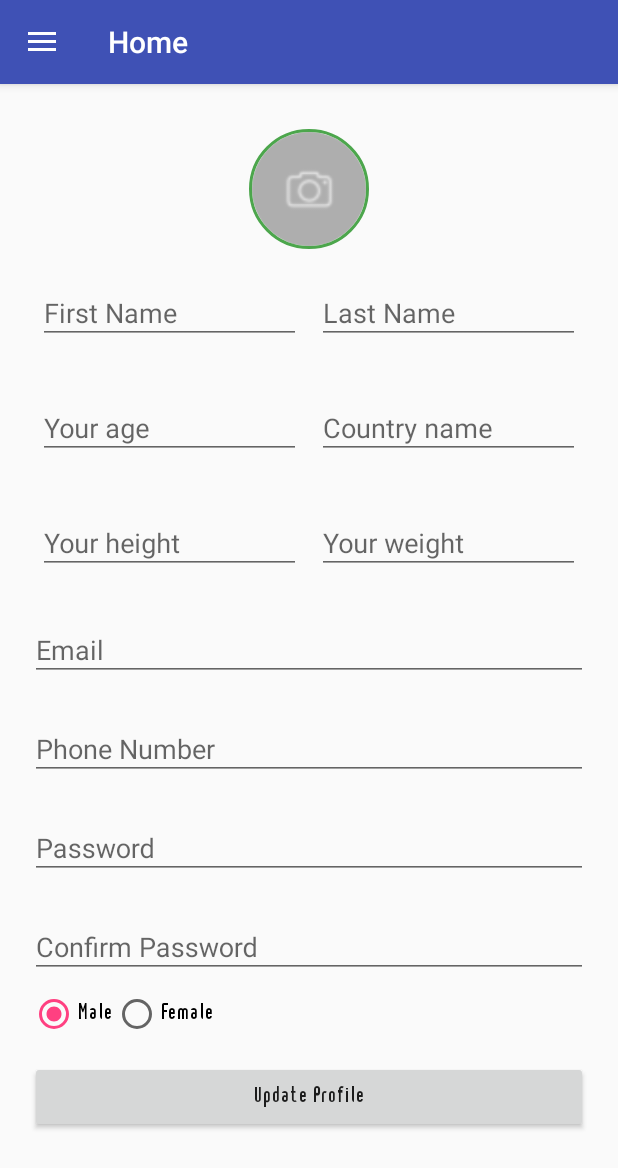
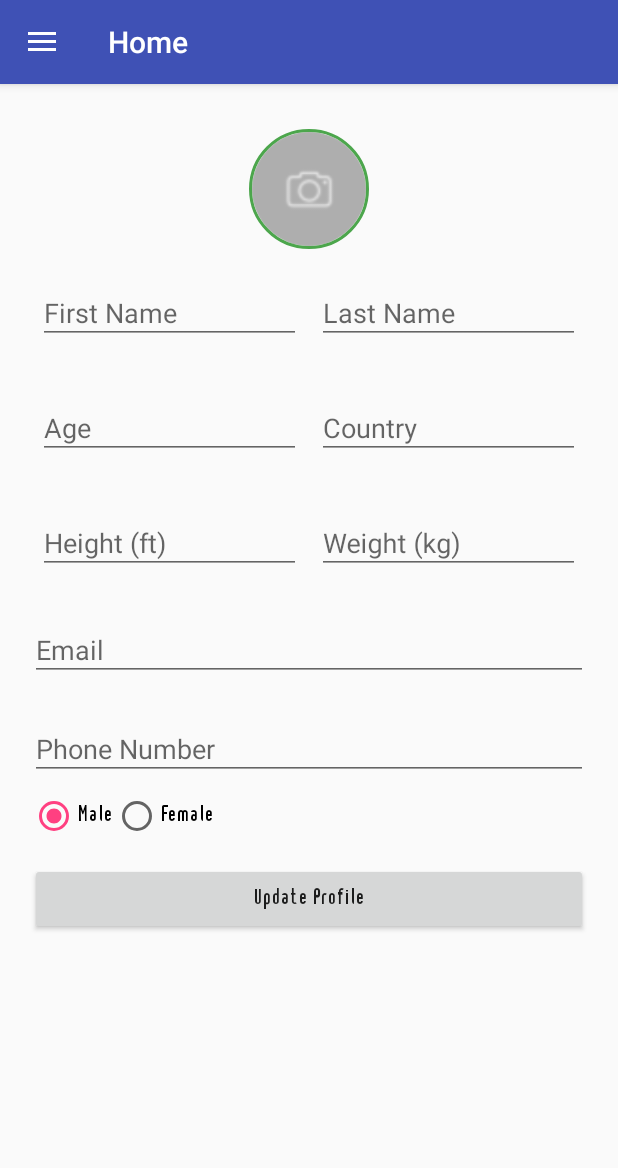
Before and after one commit to byteShaft/doosra-opinion, an Android app: the fragment EditProfile placed in its activity, on a phone screen of 412 x 824 dp. Shown: the top 1168 px of the screen. Run offline under Robolectric (Android 15) with nearby library versions, the phone set to English and light mode, and no system bars; our stand-ins replace CircleImageView; libraries missing offline, so code that uses them is left out: com.nostra13.universalimageloader.

Commit message:
set profile layout, signup profile

```diff
--- a/app/src/main/java/com/byteshaft/doosra/accounts/EditProfile.java
+++ b/app/src/main/java/com/byteshaft/doosra/accounts/EditProfile.java
@@ -54,17 +54,12 @@ import de.hdodenhof.circleimageview.CircleImageView;
 
 import static android.app.Activity.RESULT_OK;
 
-/**
- * Created by husnain on 10/13/17.
- */
-
 public class EditProfile extends Fragment implements View.OnClickListener,
         HttpRequest.OnReadyStateChangeListener, HttpRequest.OnErrorListener, RadioGroup.OnCheckedChangeListener {
 
     private View mBaseView;
     private CircleImageView mProfilePicture;
     private EditText mEmail;
-    private EditText mPassword;
 
     private EditText mCountry;
     private EditText mUserAge;
@@ -75,7 +70,6 @@ public class EditProfile extends Fragment implements View.OnClickListener,
     private EditText mLastName;
     private EditText mPhoneNumber;
 
-    private EditText mVerifyPassword;
     private Button mUpdateButton;
 
     private String mWeightString;
@@ -88,18 +82,14 @@ public class EditProfile extends Fragment implements View.OnClickListener,
     private String mPhoneNumberString;
 
     private String mEmailAddressString;
-    private String mPasswordString;
-    private String mVerifyPasswordString;
     private String mGenderString = "Male";
     private HttpRequest request;
     private RadioGroup mGenderRadioGroup;
     private RadioButton mMale;
     private RadioButton mFemale;
 
-    private int locationCounter = 0;
     private static final int STORAGE_CAMERA_PERMISSION = 1;
     private static final int SELECT_FILE = 2;
-    private static final int LOCATION_PERMISSION = 4;
     private static final int REQUEST_CAMERA = 3;
 
     private File destination;
@@ -122,8 +112,6 @@ public class EditProfile extends Fragment implements View.OnClickListener,
         mUserHeight = mBaseView.findViewById(R.id.height_edit_text);
 
         mEmail = mBaseView.findViewById(R.id.email_edit_text);
-        mPassword = mBaseView.findViewById(R.id.password_edit_text);
-        mVerifyPassword = mBaseView.findViewById(R.id.verify_password_edit_text);
         mUpdateButton = mBaseView.findViewById(R.id.update_button);
 
         mGenderRadioGroup = mBaseView.findViewById(R.id.gender_group);
@@ -136,8 +124,6 @@ public class EditProfile extends Fragment implements View.OnClickListener,
         mPhoneNumber.setTypeface(AppGlobals.typeface);
         mEmail.setTypeface(AppGlobals.typeface);
 
-        mPassword.setTypeface(AppGlobals.typeface);
-        mVerifyPassword.setTypeface(AppGlobals.typeface);
         mUpdateButton.setTypeface(AppGlobals.typeface);
         mMale.setTypeface(AppGlobals.typeface);
 
@@ -151,7 +137,12 @@ public class EditProfile extends Fragment implements View.OnClickListener,
             ((AppCompatActivity) getActivity()).getSupportActionBar()
                     .setTitle(getResources().getString(R.string.update_profile));
             String url = AppGlobals.getStringFromSharedPreferences(AppGlobals.KEY_SERVER_IMAGE);
-            Helpers.getBitMap(url , mProfilePicture);
+            Helpers.getBitMap(url, mProfilePicture);
+            mCountry.setText(AppGlobals.getStringFromSharedPreferences(AppGlobals.KEY_COUNTRY));
+            mUserAge.setText(AppGlobals.getStringFromSharedPreferences(AppGlobals.KEY_USER_AGE));
+            mWeight.setText(AppGlobals.getStringFromSharedPreferences(AppGlobals.KEY_WEIGHT));
+            mUserHeight.setText(AppGlobals.getStringFromSharedPreferences(AppGlobals.KEY_HEIGHT));
+
             mFirstName.setText(AppGlobals.getStringFromSharedPreferences(AppGlobals.KEY_FIRST_NAME));
             mLastName.setText(AppGlobals.getStringFromSharedPreferences(AppGlobals.KEY_LAST_NAME));
             mEmail.setText(AppGlobals.getStringFromSharedPreferences(AppGlobals.KEY_EMAIL));
@@ -185,11 +176,8 @@ public class EditProfile extends Fragment implements View.OnClickListener,
                 mUserheightString = mUserHeight.getText().toString();
                 mWeightString = mWeight.getText().toString();
 
-                mPasswordString = mPassword.getText().toString();
-                mVerifyPasswordString = mVerifyPassword.getText().toString();
-
                 updateUserProfile(imageUrl, firstNameString, lastNameString, mPhoneNumberString,
-                           mUserAgeString, mCountryString, mUserheightString, mWeightString, mPasswordString, mEmailAddressString, mGenderString);
+                        mUserAgeString, mCountryString, mUserheightString, mWeightString, mEmailAddressString, mGenderString);
                 break;
             case R.id.profile_image:
                 checkPermissions();
@@ -256,21 +244,21 @@ public class EditProfile extends Fragment implements View.OnClickListener,
     }
 
     private void updateUserProfile(String profilePicture, String firstName, String lastName, String mobileNumber,
-                                   String dob, String country, String height, String weight, String password, String email, String gender) {
+                                   String dob, String country, String height, String weight, String email, String gender) {
         request = new HttpRequest(getActivity());
         request.setOnReadyStateChangeListener(this);
         request.setOnErrorListener(this);
-            request.open("PUT", String.format("%sme", AppGlobals.BASE_URL));
+        request.open("PUT", String.format("%sme", AppGlobals.BASE_URL));
         request.setRequestHeader("Authorization", "Token " +
                 AppGlobals.getStringFromSharedPreferences(AppGlobals.KEY_TOKEN));
-            request.send(getProfileData(profilePicture, firstName, lastName, mobileNumber, dob, country,
-                    height, weight, password, email, gender));
-            Helpers.showProgressDialog(getActivity(), "Updating Profile...");
+        request.send(getProfileData(profilePicture, firstName, lastName, mobileNumber, dob, country,
+                height, weight, email, gender));
+        Helpers.showProgressDialog(getActivity(), "Updating Profile...");
 
     }
 
     private FormData getProfileData(String profilePicture, String firstName, String lastName, String mobileNumber,
-                                    String dob, String country, String height, String weight, String password, String email, String gender) {
+                                    String dob, String country, String height, String weight, String email, String gender) {
         FormData formData = new FormData();
         if (imageUrl != null && !imageUrl.trim().isEmpty()) {
             formData.append(FormData.TYPE_CONTENT_FILE, "photo", profilePicture);
@@ -284,12 +272,10 @@ public class EditProfile extends Fragment implements View.OnClickListener,
         formData.append(FormData.TYPE_CONTENT_TEXT, "gender", gender);
         formData.append(FormData.TYPE_CONTENT_TEXT, "height", height);
         formData.append(FormData.TYPE_CONTENT_TEXT, "weight", weight);
-        formData.append(FormData.TYPE_CONTENT_TEXT, "password", password);
 
         return formData;
 
     }
-
 
 
     @Override
--- a/app/src/main/java/com/byteshaft/doosra/fragments/History.java
+++ b/app/src/main/java/com/byteshaft/doosra/fragments/History.java
@@ -17,7 +17,7 @@ public class History extends Fragment {
     @Nullable
     @Override
     public View onCreateView(LayoutInflater inflater, @Nullable ViewGroup container, @Nullable Bundle savedInstanceState) {
-        mBaseView = inflater.inflate(R.layout.fragment_profile, container, false);
+        mBaseView = inflater.inflate(R.layout.fragment_history, container, false);
         ((AppCompatActivity) getActivity()).getSupportActionBar()
                 .setTitle(getResources().getString(R.string.history));
 
--- a/app/src/main/res/layout/activity_user_profile.xml
+++ b/app/src/main/res/layout/activity_user_profile.xml
@@ -75,7 +75,6 @@
                 </RelativeLayout>
 
                 <RelativeLayout
-                    android:id="@+id/layout_phone_number"
                     android:layout_width="match_parent"
                     android:layout_height="wrap_content"
                     android:layout_below="@+id/layout_user_name"
--- a/app/src/main/res/layout/edit_profile.xml
+++ b/app/src/main/res/layout/edit_profile.xml
@@ -1,8 +1,8 @@
 <?xml version="1.0" encoding="utf-8"?>
 <ScrollView xmlns:android="http://schemas.android.com/apk/res/android"
+    xmlns:app="http://schemas.android.com/apk/res-auto"
     android:layout_width="fill_parent"
-    android:layout_height="fill_parent"
-    xmlns:app="http://schemas.android.com/apk/res-auto">
+    android:layout_height="fill_parent">
 
     <LinearLayout xmlns:android="http://schemas.android.com/apk/res/android"
         android:layout_width="match_parent"
@@ -14,11 +14,11 @@
             android:id="@+id/profile_image"
             android:layout_width="80dp"
             android:layout_height="80dp"
+            android:layout_gravity="center_horizontal"
+            android:layout_marginTop="10dp"
             android:src="@drawable/camera"
-            android:layout_marginTop="10dp"
-            android:layout_gravity="center_horizontal"
-            app:civ_border_width="2dp"
-            app:civ_border_color="@color/green_button_color" />
+            app:civ_border_color="@color/green_button_color"
+            app:civ_border_width="2dp" />
 
         <LinearLayout
             android:id="@+id/name_edit_text_layout"
@@ -97,7 +97,7 @@
                         android:id="@+id/age_edit_text"
                         android:layout_width="match_parent"
                         android:layout_height="wrap_content"
-                        android:hint="Your age"
+                        android:hint="Age"
                         android:inputType="number"
                         android:maxLength="3" />
                 </android.support.design.widget.TextInputLayout>
@@ -121,10 +121,10 @@
                         android:id="@+id/country_edit_text"
                         android:layout_width="match_parent"
                         android:layout_height="wrap_content"
-                        android:hint="Country name"
-                        android:inputType="number"
-                        android:maxLength="3" />
+                        android:hint="Country"
+                        android:inputType="number" />
                 </android.support.design.widget.TextInputLayout>
+
             </RelativeLayout>
         </LinearLayout>
 
@@ -152,7 +152,7 @@
                         android:id="@+id/height_edit_text"
                         android:layout_width="match_parent"
                         android:layout_height="wrap_content"
-                        android:hint="Your height"
+                        android:hint="Height (ft)"
                         android:inputType="number"
                         android:maxLength="3" />
                 </android.support.design.widget.TextInputLayout>
@@ -176,7 +176,7 @@
                         android:id="@+id/weight_edit_text"
                         android:layout_width="match_parent"
                         android:layout_height="wrap_content"
-                        android:hint="Your weight"
+                        android:hint="Weight (kg)"
                         android:inputType="number"
                         android:maxLength="3" />
                 </android.support.design.widget.TextInputLayout>
@@ -211,54 +211,24 @@
                 android:inputType="phone" />
         </android.support.design.widget.TextInputLayout>
 
-        <android.support.design.widget.TextInputLayout
-            android:layout_width="match_parent"
-            android:layout_height="wrap_content"
-            android:layout_marginBottom="8dp"
-            android:layout_marginTop="8dp">
-
-            <EditText
-                android:id="@+id/password_edit_text"
-                android:layout_width="match_parent"
-                android:layout_height="wrap_content"
-                android:hint="@string/password"
-                android:inputType="textPassword" />
-        </android.support.design.widget.TextInputLayout>
-
-        <android.support.design.widget.TextInputLayout
-            android:layout_width="match_parent"
-            android:layout_height="wrap_content"
-            android:layout_marginBottom="8dp"
-            android:layout_marginTop="8dp">
-
-            <EditText
-                android:id="@+id/verify_password_edit_text"
-                android:layout_width="match_parent"
-                android:layout_height="wrap_content"
-                android:hint="@string/confirm_password"
-                android:inputType="textPassword" />
-
-        </android.support.design.widget.TextInputLayout>
-
-
         <RadioGroup
             android:id="@+id/gender_group"
             android:layout_width="match_parent"
             android:layout_height="wrap_content"
-            android:orientation="horizontal"
-            android:layout_below="@+id/text" >
+            android:layout_below="@+id/text"
+            android:orientation="horizontal">
 
             <RadioButton
+                android:id="@+id/male"
                 android:layout_width="wrap_content"
                 android:layout_height="wrap_content"
-                android:id="@+id/male"
                 android:checked="true"
                 android:text="Male" />
 
             <RadioButton
+                android:id="@+id/female"
                 android:layout_width="wrap_content"
                 android:layout_height="wrap_content"
-                android:id="@+id/female"
                 android:text="Female" />
 
         </RadioGroup>
--- a/app/src/main/res/menu/activity_main2_drawer.xml
+++ b/app/src/main/res/menu/activity_main2_drawer.xml
@@ -6,10 +6,7 @@
             android:id="@+id/nav_home"
             android:icon="@mipmap/ic_home"
             android:title="@string/home" />
-        <item
-            android:id="@+id/nav_my_profile"
-            android:icon="@mipmap/user_profile"
-            android:title="@string/my_profile" />
+
         <item
             android:id="@+id/nav_history"
             android:icon="@mipmap/ic_history"
--- a/app/src/main/res/values/strings.xml
+++ b/app/src/main/res/values/strings.xml
@@ -59,7 +59,7 @@
     <string name="navigation_drawer_close">Close navigation drawer</string>
 
     <string name="action_settings">Settings</string>
-    <string name="edit_save">Edit/Save</string>
+    <string name="edit_save">Edit Profile</string>
     <string name="how_it_works"><u>How It Works</u></string>
     <string name="about_us"><u>About Us</u></string>
     <string name="board_of_doctors"><u>Board of Doctors</u></string>
```
Also changed, not shown: app/src/main/java/com/byteshaft/doosra/MainActivity.java (+2 -9 lines), app/src/main/java/com/byteshaft/doosra/UserProfile.java (+41 -1 lines), app/src/main/java/com/byteshaft/doosra/accounts/Login.java (+12 -0 lines), app/src/main/java/com/byteshaft/doosra/accounts/Register.java (+4 -3 lines), app/src/main/res/layout/fragment_sign_up.xml (+6 -7 lines).
